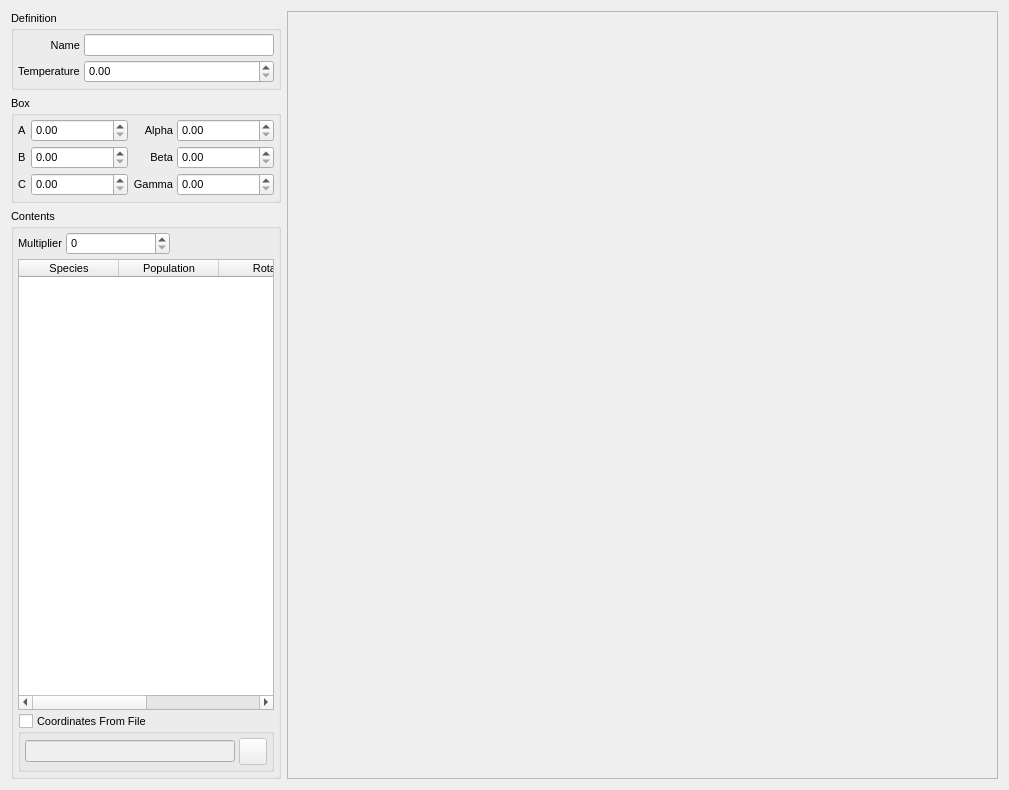
First picture: the form in src/gui/configurationtab.ui, repository disorderedmaterials/dissolve, before the edit.
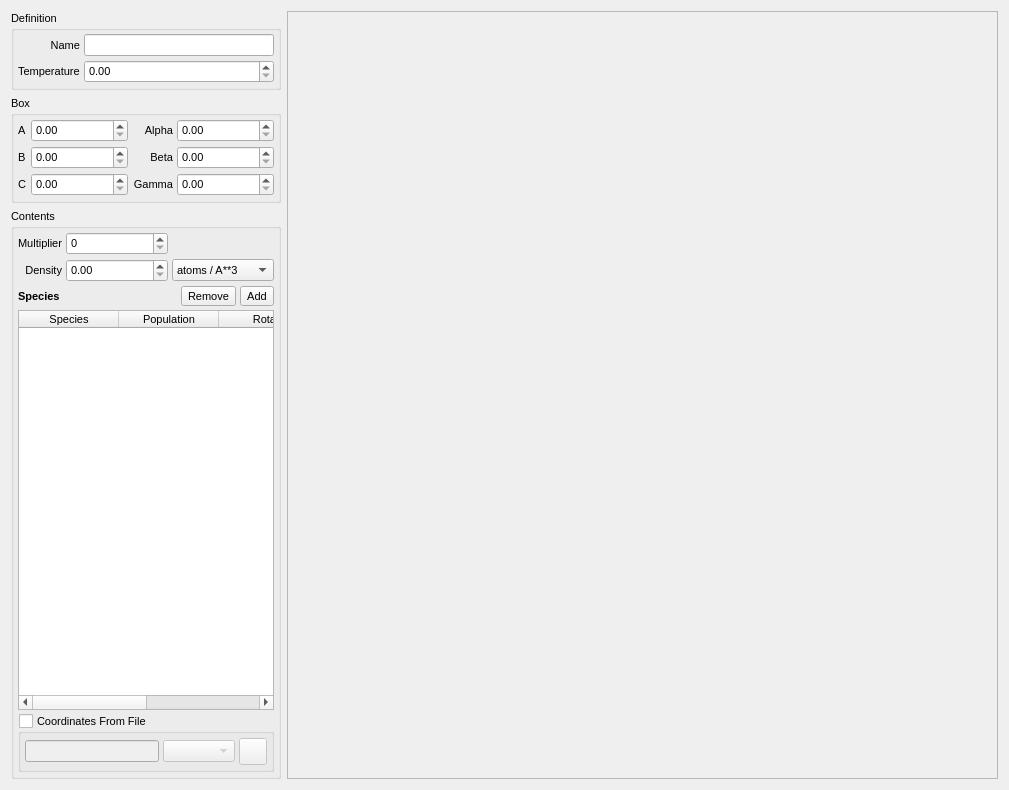
Second picture: the form after the edit. Icons and pictures are not drawn. Custom widgets are drawn as their Qt base class.

Commit message: Updated SpeciesTab and associated functions.

The edit to the form file:
```diff
--- a/src/gui/configurationtab.ui
+++ b/src/gui/configurationtab.ui
@@ -261,11 +261,21 @@
          <number>4</number>
         </property>
         <item>
-         <layout class="QHBoxLayout" name="horizontalLayout">
-          <property name="spacing">
-           <number>4</number>
-          </property>
-          <item>
+         <layout class="QGridLayout" name="gridLayout_3">
+          <item row="0" column="2">
+           <spacer name="horizontalSpacer_2">
+            <property name="orientation">
+             <enum>Qt::Horizontal</enum>
+            </property>
+            <property name="sizeHint" stdset="0">
+             <size>
+              <width>40</width>
+              <height>20</height>
+             </size>
+            </property>
+           </spacer>
+          </item>
+          <item row="0" column="0">
            <widget class="QLabel" name="label">
             <property name="sizePolicy">
              <sizepolicy hsizetype="Minimum" vsizetype="Preferred">
@@ -276,9 +286,12 @@
             <property name="text">
              <string>Multiplier</string>
             </property>
+            <property name="alignment">
+             <set>Qt::AlignRight|Qt::AlignTrailing|Qt::AlignVCenter</set>
+            </property>
            </widget>
           </item>
-          <item>
+          <item row="0" column="1">
            <widget class="QSpinBox" name="MultiplierSpin">
             <property name="sizePolicy">
              <sizepolicy hsizetype="Expanding" vsizetype="Fixed">
@@ -288,8 +301,68 @@
             </property>
            </widget>
           </item>
+          <item row="1" column="0">
+           <widget class="QLabel" name="label_10">
+            <property name="sizePolicy">
+             <sizepolicy hsizetype="Minimum" vsizetype="Preferred">
+              <horstretch>0</horstretch>
+              <verstretch>0</verstretch>
+             </sizepolicy>
+            </property>
+            <property name="text">
+             <string>Density</string>
+            </property>
+            <property name="alignment">
+             <set>Qt::AlignRight|Qt::AlignTrailing|Qt::AlignVCenter</set>
+            </property>
+           </widget>
+          </item>
+          <item row="1" column="1">
+           <widget class="TExponentialSpin" name="DensitySpin">
+            <property name="sizePolicy">
+             <sizepolicy hsizetype="Expanding" vsizetype="Fixed">
+              <horstretch>0</horstretch>
+              <verstretch>0</verstretch>
+             </sizepolicy>
+            </property>
+           </widget>
+          </item>
+          <item row="1" column="2">
+           <widget class="QComboBox" name="DensityUnitsCombo">
+            <item>
+             <property name="text">
+              <string>atoms / A**3</string>
+             </property>
+            </item>
+            <item>
+             <property name="text">
+              <string>g / cm**3</string>
+             </property>
+            </item>
+           </widget>
+          </item>
+         </layout>
+        </item>
+        <item>
+         <layout class="QHBoxLayout" name="horizontalLayout">
+          <property name="spacing">
+           <number>4</number>
+          </property>
           <item>
-           <spacer name="horizontalSpacer_2">
+           <widget class="QLabel" name="label_11">
+            <property name="font">
+             <font>
+              <weight>75</weight>
+              <bold>true</bold>
+             </font>
+            </property>
+            <property name="text">
+             <string>Species</string>
+            </property>
+           </widget>
+          </item>
+          <item>
+           <spacer name="horizontalSpacer">
             <property name="orientation">
              <enum>Qt::Horizontal</enum>
             </property>
@@ -301,10 +374,68 @@
             </property>
            </spacer>
           </item>
+          <item>
+           <widget class="QToolButton" name="SpeciesInfoRemoveButton">
+            <property name="sizePolicy">
+             <sizepolicy hsizetype="Fixed" vsizetype="Fixed">
+              <horstretch>0</horstretch>
+              <verstretch>0</verstretch>
+             </sizepolicy>
+            </property>
+            <property name="text">
+             <string>Remove</string>
+            </property>
+            <property name="icon">
+             <iconset resource="icons.qrc">
+              <normaloff>:/general/icons/general_remove.svg</normaloff>:/general/icons/general_remove.svg</iconset>
+            </property>
+            <property name="iconSize">
+             <size>
+              <width>16</width>
+              <height>16</height>
+             </size>
+            </property>
+            <property name="shortcut">
+             <string>Return</string>
+            </property>
+            <property name="toolButtonStyle">
+             <enum>Qt::ToolButtonTextBesideIcon</enum>
+            </property>
+           </widget>
+          </item>
+          <item>
+           <widget class="QToolButton" name="SpeciesInfoAddButton">
+            <property name="sizePolicy">
+             <sizepolicy hsizetype="Fixed" vsizetype="Fixed">
+              <horstretch>0</horstretch>
+              <verstretch>0</verstretch>
+             </sizepolicy>
+            </property>
+            <property name="text">
+             <string>Add</string>
+            </property>
+            <property name="icon">
+             <iconset resource="icons.qrc">
+              <normaloff>:/general/icons/general_add.svg</normaloff>:/general/icons/general_add.svg</iconset>
+            </property>
+            <property name="iconSize">
+             <size>
+              <width>16</width>
+              <height>16</height>
+             </size>
+            </property>
+            <property name="toolButtonStyle">
+             <enum>Qt::ToolButtonTextBesideIcon</enum>
+            </property>
+           </widget>
+          </item>
          </layout>
         </item>
         <item>
          <widget class="QTableWidget" name="SpeciesInfoTable">
+          <attribute name="verticalHeaderVisible">
+           <bool>false</bool>
+          </attribute>
           <column>
            <property name="text">
             <string>Species</string>
@@ -358,7 +489,10 @@
             <widget class="QLineEdit" name="CoordinatesFileEdit"/>
            </item>
            <item>
-            <widget class="QToolButton" name="toolButton">
+            <widget class="QComboBox" name="CoordinatesFileFormatCombo"/>
+           </item>
+           <item>
+            <widget class="QToolButton" name="CoordinatesFileSelectButton">
              <property name="text">
               <string/>
              </property>
```
Left out of the diff: 6 changed lines with no effect on the pictures. The commit also changes 24 other files.
